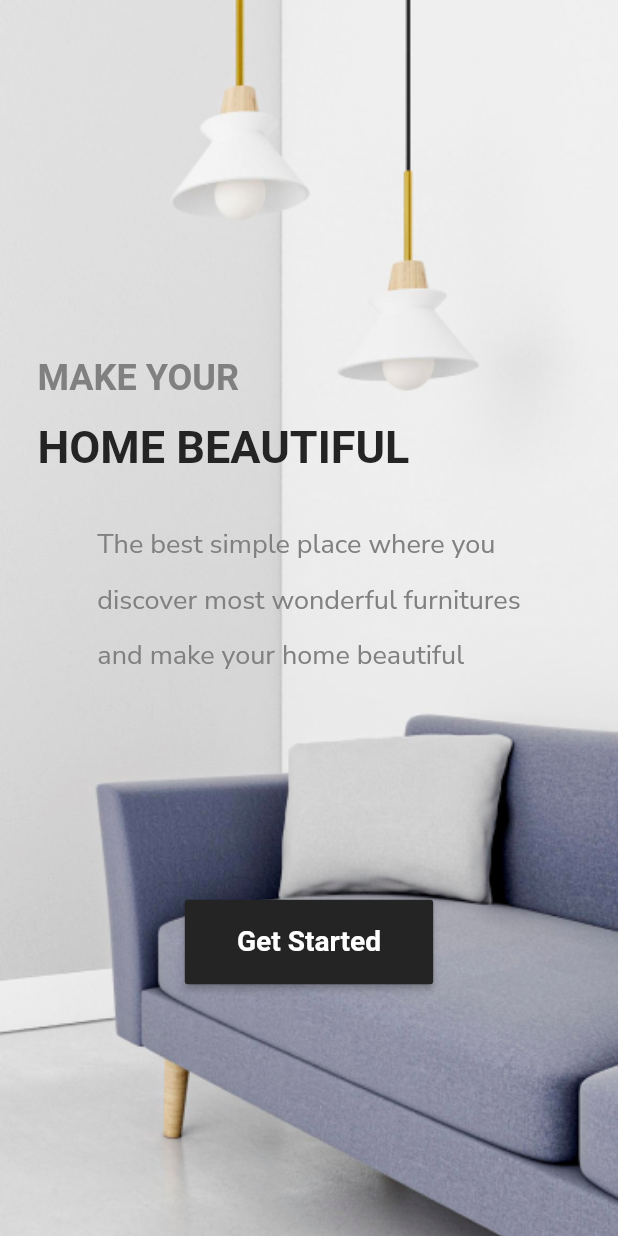
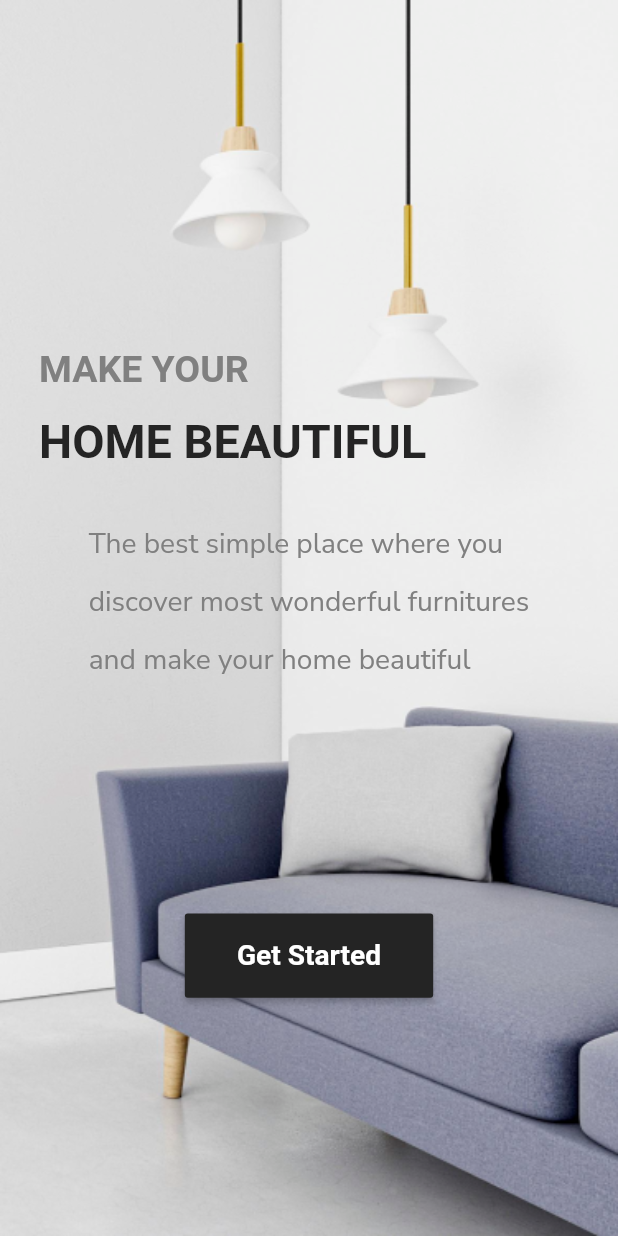
Before and after one commit to karimheiba/Furniture_shopping, a Flutter app: the screen it shows after launch, on a phone screen of 412 x 824 dp. Run offline on Flutter 3.47's test engine with Material 2 defaults, Android fonts, the phone set to English and light mode, and no system bars.

Commit message:
profil and on boarding resize

```diff
--- a/lib/main.dart
+++ b/lib/main.dart
@@ -4,7 +4,7 @@ import 'screen/boarding.dart';
 import 'screen/home_screen.dart';
 import 'screen/login.dart';
 import 'screen/my_card.dart';
-import 'screen/product.dart';
+
 import 'screen/signup.dart';
 
 void main() {
--- a/lib/screen/boarding.dart
+++ b/lib/screen/boarding.dart
@@ -11,48 +11,56 @@ class Boarding extends StatelessWidget {
   @override
   Widget build(BuildContext context) {
     return Scaffold(
-        body: Container(
-      padding: const EdgeInsets.symmetric(
-        horizontal: 25,
+        body: Column(
+          children: [
+            Container(
+
+      padding:  EdgeInsets.symmetric(
+            horizontal: MySize.customSize.gitSize(context,25 ),
       ),
       width: MediaQuery.of(context).size.width,
       height: MediaQuery.of(context).size.height,
-      decoration: const BoxDecoration(
+      decoration:  BoxDecoration(
+
             image: DecorationImage(
+
               image: AssetImage("assets/images/maskGroup.png"),
-          fit: BoxFit.cover,
+              fit: BoxFit.fill,
             ),
       ),
       child: Container(
-        margin: const EdgeInsets.only(top: 80),
+            margin:  EdgeInsets.only(top: MySize.customSize.gitSize(context,80 )),
             child: Column(
+
               mainAxisAlignment: MainAxisAlignment.center,
               crossAxisAlignment: CrossAxisAlignment.start,
               children: [
                 Column(
                   crossAxisAlignment: CrossAxisAlignment.start,
-              children: const [
+                  children:  [
                     Text(
                       "MAKE YOUR",
                       style: TextStyle(
-                      fontSize: 24,
+                          fontSize: MySize.customSize.gitSize(context,24 ),
                           fontWeight: FontWeight.w600,
                           color: textSecondary),
                     ),
                     SizedBox(
-                  height: 15,
+                      height: MySize.customSize.gitSize(context,15 ),
                     ),
                     Text(
                       "HOME BEAUTIFUL",
                       style: TextStyle(
-                      fontSize: 30,
+                          fontSize: MySize.customSize.gitSize(context,30 ),
                           fontWeight: FontWeight.w700,
                           color: primary),
                     ),
                   ],
                 ),
-            SizedBox(
-              height: 35,
+                Flexible(
+                  child: SizedBox(
+                    height: MySize.customSize.gitSize(context,35 ),
+                  ),
                 ),
                 Center(
                   child: Column(
@@ -61,29 +69,29 @@ class Boarding extends StatelessWidget {
                       Text(
                         "The best simple place where you",
                         style: TextStyle(
-                        fontSize: 18,
+                            fontSize: MySize.customSize.gitSize(context,18 ),
                             fontWeight: FontWeight.w400,
                             color: textSecondary,
                             fontFamily: "NunitoSans"),
                       ),
                       SizedBox(
-                    height: 12,
+                        height: MySize.customSize.gitSize(context,12 ),
                       ),
                       Text(
                         "discover most wonderful furnitures",
                         style: TextStyle(
-                        fontSize: 18,
+                            fontSize: MySize.customSize.gitSize(context,18 ),
                             fontWeight: FontWeight.w400,
                             color: textSecondary,
                             fontFamily: "NunitoSans"),
                       ),
                       SizedBox(
-                    height: 12,
+                        height: MySize.customSize.gitSize(context,12 ),
                       ),
                       Text(
                         "and make your home beautiful",
                         style: TextStyle(
-                        fontSize: 18,
+                            fontSize: MySize.customSize.gitSize(context,18 ),
                             fontWeight: FontWeight.w400,
                             color: textSecondary,
                             fontFamily: "NunitoSans"),
@@ -91,9 +99,8 @@ class Boarding extends StatelessWidget {
                     ],
                   ),
                 ),
-            Padding(
-              padding: const EdgeInsets.only(top: 150, bottom: 10),
-              child: Column(
+                Flexible(child: SizedBox(height:MySize.customSize.gitSize(context,150 ) ,)),
+                Column(
                   children: [
                     Center(
                       child: MaterialButton(
@@ -111,12 +118,14 @@ class Boarding extends StatelessWidget {
                         ),
                       ),
                     ),
+                    SizedBox(height: MySize.customSize.gitSize(context,10 ),)
                   ],
-              ),
                 )
               ],
             ),
       ),
+    ),
+          ],
         ));
   }
 }
--- a/lib/screen/product.dart
+++ b/lib/screen/product.dart
@@ -23,7 +23,7 @@ int index;
 }
 
 class _ProductScreenState extends State<ProductScreen> {
-  List<bool> isSelected = List.generate(3, (index) => false);
+
   int counter = 1;
 
 
```
Also changed, not shown: lib/model/product_model.dart (+10 -0 lines), lib/screen/main_tab_screens/profile_tab.dart (+37 -23 lines). Lines whose indentation alone changed are shown as unchanged.
